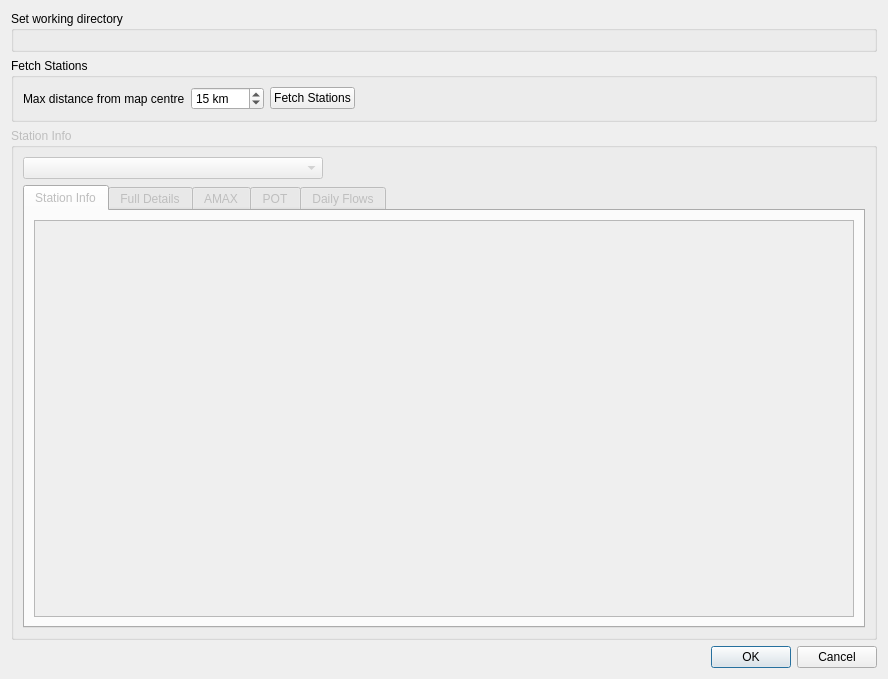
duncan-r/ModCheck, file mod_check/forms/ui_nrfa_viewer_dialog.ui: the form before one commit.
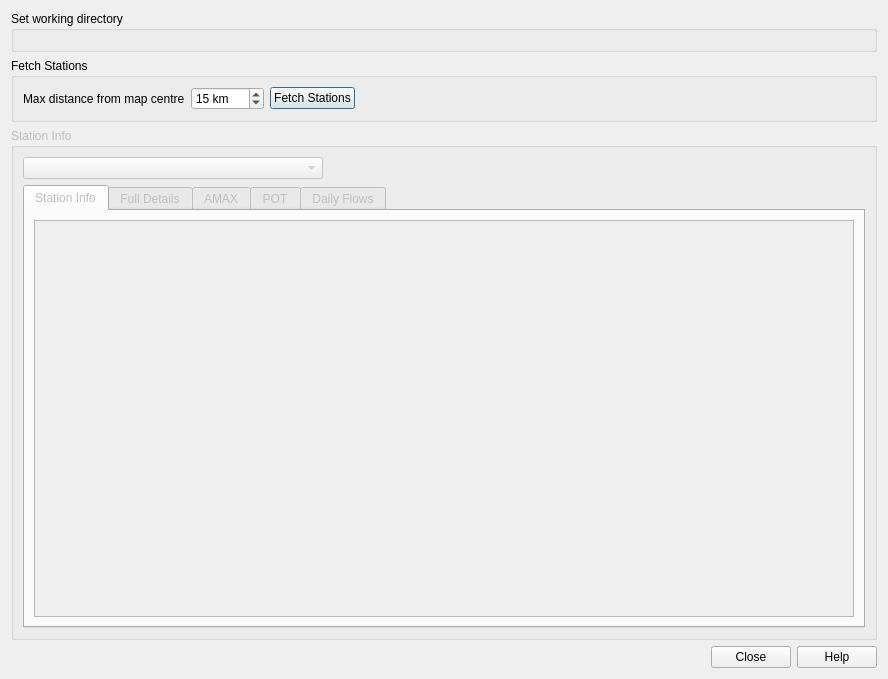
The form after the commit. Custom widgets are drawn as their Qt base class.

Commit message:
Add base class to dialogs and improve Help.
Creates a base class to be inherited by all dialogs providing
the default behaviour that all of them need like handling help
and close button behaviour and simplifying and reducing duplicate
menu module code for setting up dialogs.

The edit to the form file:
```diff
--- a/mod_check/forms/ui_nrfa_viewer_dialog.ui
+++ b/mod_check/forms/ui_nrfa_viewer_dialog.ui
@@ -468,7 +468,7 @@
         <enum>Qt::Horizontal</enum>
        </property>
        <property name="standardButtons">
-        <set>QDialogButtonBox::Cancel|QDialogButtonBox::Ok</set>
+        <set>QDialogButtonBox::Close|QDialogButtonBox::Help</set>
        </property>
       </widget>
      </item>
```
The commit also changes 11 other files.
